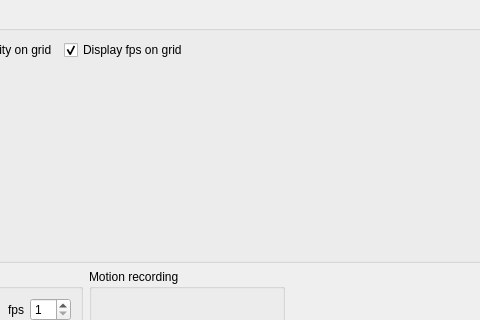
Before: the Qt Designer form client/src/ui/device_settings/camera_schedule.ui in networkoptix/nx_open, drawn with Qt 5; both pictures show x 108 to 588 and y 0 to 320 of the 957 by 500 pixel window.
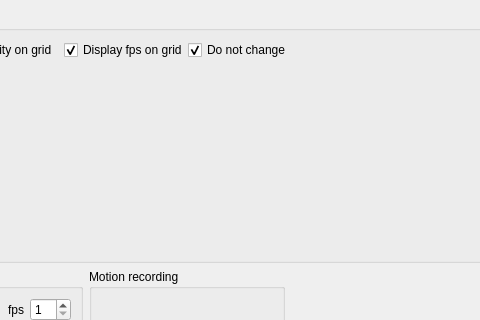
After: the same form once the commit is applied. Custom widgets are drawn as their Qt base class.

Commit message:
Add "Do not change" to CameraScheduleWidget
<==== Mercurial data ====>
Branch: master

Patch:
```diff
--- a/client/src/ui/device_settings/camera_schedule.ui
+++ b/client/src/ui/device_settings/camera_schedule.ui
@@ -67,6 +67,16 @@
           </property>
          </widget>
         </item>
+        <item>
+         <widget class="QCheckBox" name="chkBoxDontChange">
+          <property name="text">
+           <string>Do not change</string>
+          </property>
+          <property name="checked">
+           <bool>true</bool>
+          </property>
+         </widget>
+        </item>
         <item>
          <spacer name="horizontalSpacer_4">
           <property name="orientation">
```
Left out of the diff: 22 changed lines with no effect on the pictures. The commit also changes 3 other files.
